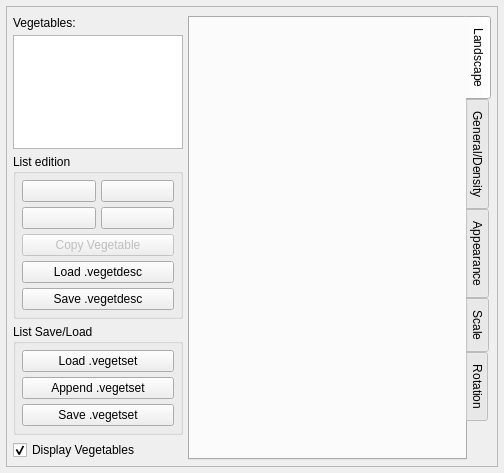
Old version of the form code/nel/tools/3d/object_viewer_qt/src/plugins/object_viewer/vegetable_dialog_form.ui in the repository ryzom/ryzomcore.
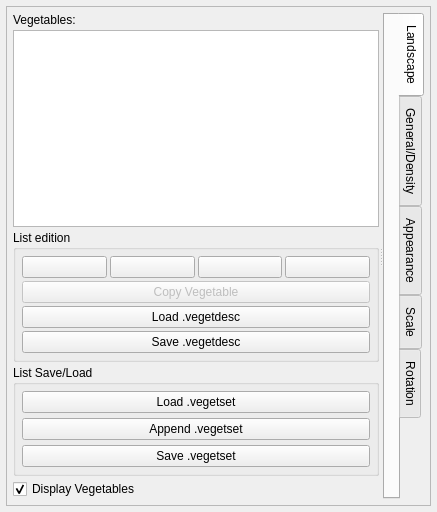
New version of the form. Icons and pictures are not drawn. Custom widgets are drawn as their Qt base class.

Commit message: Changed: #1193 Updated ovqt icons(thanks Kaetemi). Updated layout value gradient dialog. Added initial scheme bank work for particle system editor.

The edit to the form file:
```diff
--- a/code/nel/tools/3d/object_viewer_qt/src/plugins/object_viewer/vegetable_dialog_form.ui
+++ b/code/nel/tools/3d/object_viewer_qt/src/plugins/object_viewer/vegetable_dialog_form.ui
@@ -6,13 +6,13 @@
    <rect>
     <x>0</x>
     <y>0</y>
-    <width>504</width>
-    <height>473</height>
+    <width>437</width>
+    <height>512</height>
    </rect>
   </property>
   <property name="windowIcon">
    <iconset resource="object_viewer.qrc">
-    <normaloff>:/images/veget.png</normaloff>:/images/veget.png</iconset>
+    <normaloff>:/icons/ic_nel_veget.png</normaloff>:/icons/ic_nel_veget.png</iconset>
   </property>
   <property name="windowTitle">
    <string>Vegetable editor</string>
@@ -35,27 +35,26 @@
         <rect>
          <x>0</x>
          <y>0</y>
-         <width>490</width>
-         <height>437</height>
+         <width>423</width>
+         <height>476</height>
         </rect>
        </property>
        <layout class="QGridLayout" name="gridLayout_4">
-        <property name="leftMargin">
-         <number>6</number>
-        </property>
-        <property name="rightMargin">
-         <number>6</number>
-        </property>
-        <property name="bottomMargin">
+        <property name="margin">
          <number>6</number>
         </property>
         <property name="spacing">
-         <number>5</number>
+         <number>3</number>
         </property>
         <item row="0" column="0">
+         <widget class="QSplitter" name="splitter">
+          <property name="orientation">
+           <enum>Qt::Horizontal</enum>
+          </property>
+          <widget class="QWidget" name="layoutWidget">
          <layout class="QVBoxLayout" name="verticalLayout">
-          <property name="sizeConstraint">
-           <enum>QLayout::SetFixedSize</enum>
+            <property name="spacing">
+             <number>3</number>
           </property>
           <item>
            <widget class="QLabel" name="label">
@@ -67,14 +66,14 @@
           <item>
            <widget class="QListWidget" name="listWidget">
             <property name="sizePolicy">
-             <sizepolicy hsizetype="Minimum" vsizetype="Expanding">
+               <sizepolicy hsizetype="Preferred" vsizetype="Expanding">
               <horstretch>0</horstretch>
               <verstretch>0</verstretch>
              </sizepolicy>
             </property>
             <property name="maximumSize">
              <size>
-              <width>170</width>
+                <width>16777215</width>
               <height>16777215</height>
              </size>
             </property>
@@ -90,10 +89,16 @@
               <number>6</number>
              </property>
              <property name="spacing">
-              <number>5</number>
+                <number>3</number>
              </property>
              <item row="0" column="0">
               <widget class="QPushButton" name="addtPushButton">
+                 <property name="sizePolicy">
+                  <sizepolicy hsizetype="Preferred" vsizetype="Preferred">
+                   <horstretch>0</horstretch>
+                   <verstretch>0</verstretch>
+                  </sizepolicy>
+                 </property>
                <property name="toolTip">
                 <string>Add vegetable</string>
                </property>
@@ -102,26 +107,18 @@
                </property>
                <property name="icon">
                 <iconset resource="object_viewer.qrc">
-                 <normaloff>:/images/list-add.png</normaloff>:/images/list-add.png</iconset>
+                   <normaloff>:/icons/ic_nel_add_item.png</normaloff>:/icons/ic_nel_add_item.png</iconset>
                </property>
               </widget>
              </item>
              <item row="0" column="1">
-              <widget class="QPushButton" name="insPushButton">
-               <property name="toolTip">
-                <string>Insert vegetable</string>
-               </property>
-               <property name="text">
-                <string/>
-               </property>
-               <property name="icon">
-                <iconset resource="object_viewer.qrc">
-                 <normaloff>:/images/insert-horizontal.png</normaloff>:/images/insert-horizontal.png</iconset>
-               </property>
-              </widget>
-             </item>
-             <item row="1" column="0">
               <widget class="QPushButton" name="delPushButton">
+                 <property name="sizePolicy">
+                  <sizepolicy hsizetype="Preferred" vsizetype="Preferred">
+                   <horstretch>0</horstretch>
+                   <verstretch>0</verstretch>
+                  </sizepolicy>
+                 </property>
                <property name="toolTip">
                 <string>Remove vegetable</string>
                </property>
@@ -130,12 +127,38 @@
                </property>
                <property name="icon">
                 <iconset resource="object_viewer.qrc">
-                 <normaloff>:/images/list-remove.png</normaloff>:/images/list-remove.png</iconset>
+                   <normaloff>:/icons/ic_nel_delete_item.png</normaloff>:/icons/ic_nel_delete_item.png</iconset>
                </property>
               </widget>
              </item>
-             <item row="1" column="1">
+               <item row="0" column="2">
+                <widget class="QPushButton" name="insPushButton">
+                 <property name="sizePolicy">
+                  <sizepolicy hsizetype="Preferred" vsizetype="Preferred">
+                   <horstretch>0</horstretch>
+                   <verstretch>0</verstretch>
+                  </sizepolicy>
+                 </property>
+                 <property name="toolTip">
+                  <string>Insert vegetable</string>
+                 </property>
+                 <property name="text">
+                  <string/>
+                 </property>
+                 <property name="icon">
+                  <iconset resource="object_viewer.qrc">
+                   <normaloff>:/icons/ic_nel_insert_item.png</normaloff>:/icons/ic_nel_insert_item.png</iconset>
+                 </property>
+                </widget>
+               </item>
+               <item row="0" column="3">
               <widget class="QPushButton" name="clearPushButton">
+                 <property name="sizePolicy">
+                  <sizepolicy hsizetype="Preferred" vsizetype="Preferred">
+                   <horstretch>0</horstretch>
+                   <verstretch>0</verstretch>
+                  </sizepolicy>
+                 </property>
                <property name="toolTip">
                 <string>Clear all vegetables</string>
                </property>
@@ -144,11 +167,11 @@
                </property>
                <property name="icon">
                 <iconset resource="object_viewer.qrc">
-                 <normaloff>:/images/clear.png</normaloff>:/images/clear.png</iconset>
+                   <normaloff>:/icons/ic_nel_reset_all.png</normaloff>:/icons/ic_nel_reset_all.png</iconset>
                </property>
               </widget>
              </item>
-             <item row="2" column="0" colspan="2">
+               <item row="1" column="0" colspan="4">
               <widget class="QPushButton" name="copyVegetPushButton">
                <property name="enabled">
                 <bool>false</bool>
@@ -158,14 +181,14 @@
                </property>
               </widget>
              </item>
-             <item row="3" column="0" colspan="2">
+               <item row="2" column="0" colspan="4">
               <widget class="QPushButton" name="loadVegetdescPushButton">
                <property name="text">
                 <string>Load .vegetdesc</string>
                </property>
               </widget>
              </item>
-             <item row="4" column="0" colspan="2">
+               <item row="3" column="0" colspan="4">
               <widget class="QPushButton" name="saveVegetdescPushButton">
                <property name="text">
                 <string>Save .vegetdesc</string>
@@ -192,6 +215,10 @@
                <property name="text">
                 <string>Load .vegetset</string>
                </property>
+                 <property name="icon">
+                  <iconset resource="object_viewer.qrc">
+                   <normaloff>:/icons/ic_nel_vegetset.png</normaloff>:/icons/ic_nel_vegetset.png</iconset>
+                 </property>
               </widget>
              </item>
              <item row="1" column="0">
@@ -199,6 +226,10 @@
                <property name="text">
                 <string>Append .vegetset</string>
                </property>
+                 <property name="icon">
+                  <iconset resource="object_viewer.qrc">
+                   <normaloff>:/icons/ic_nel_append_item.png</normaloff>:/icons/ic_nel_append_item.png</iconset>
+                 </property>
               </widget>
              </item>
              <item row="2" column="0">
@@ -206,6 +237,10 @@
                <property name="text">
                 <string>Save .vegetset</string>
                </property>
+                 <property name="icon">
+                  <iconset resource="object_viewer.qrc">
+                   <normaloff>:/icons/ic_nel_save.png</normaloff>:/icons/ic_nel_save.png</iconset>
+                 </property>
               </widget>
              </item>
             </layout>
@@ -225,8 +260,7 @@
            </widget>
           </item>
          </layout>
-        </item>
-        <item row="0" column="1">
+          </widget>
          <widget class="QTabWidget" name="tabWidget">
           <property name="tabPosition">
            <enum>QTabWidget::East</enum>
@@ -258,6 +292,7 @@
            <attribute name="title">
             <string>Rotation</string>
            </attribute>
+           </widget>
           </widget>
          </widget>
         </item>
```
Lines whose indentation alone changed are shown as unchanged. The commit also changes 127 other files.
